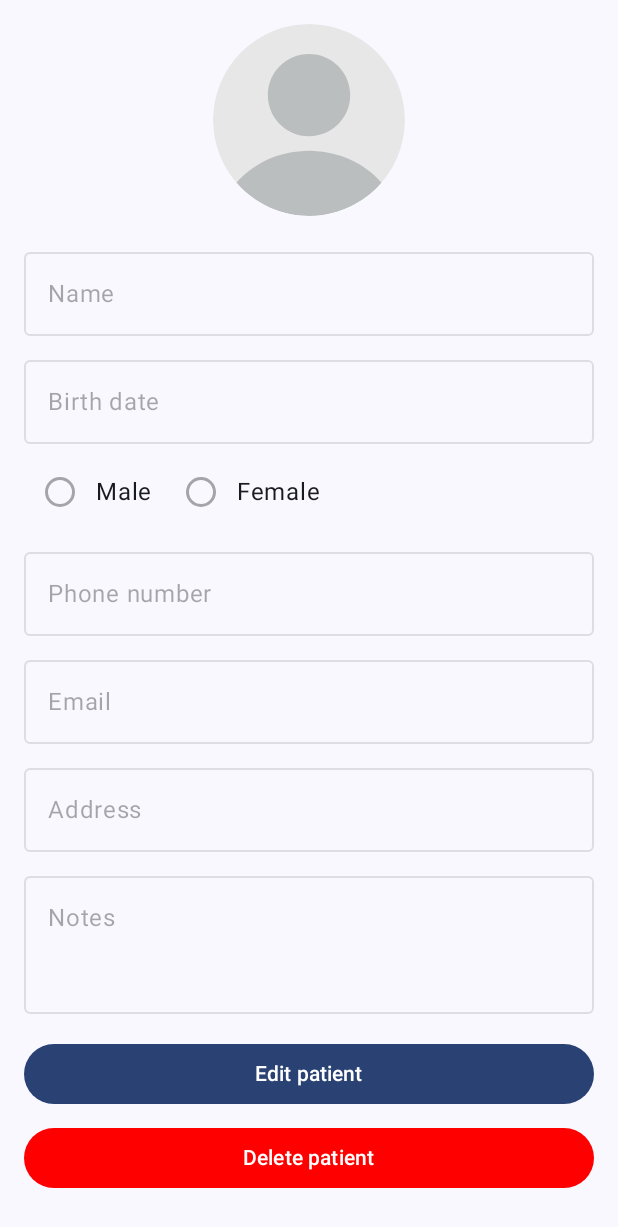
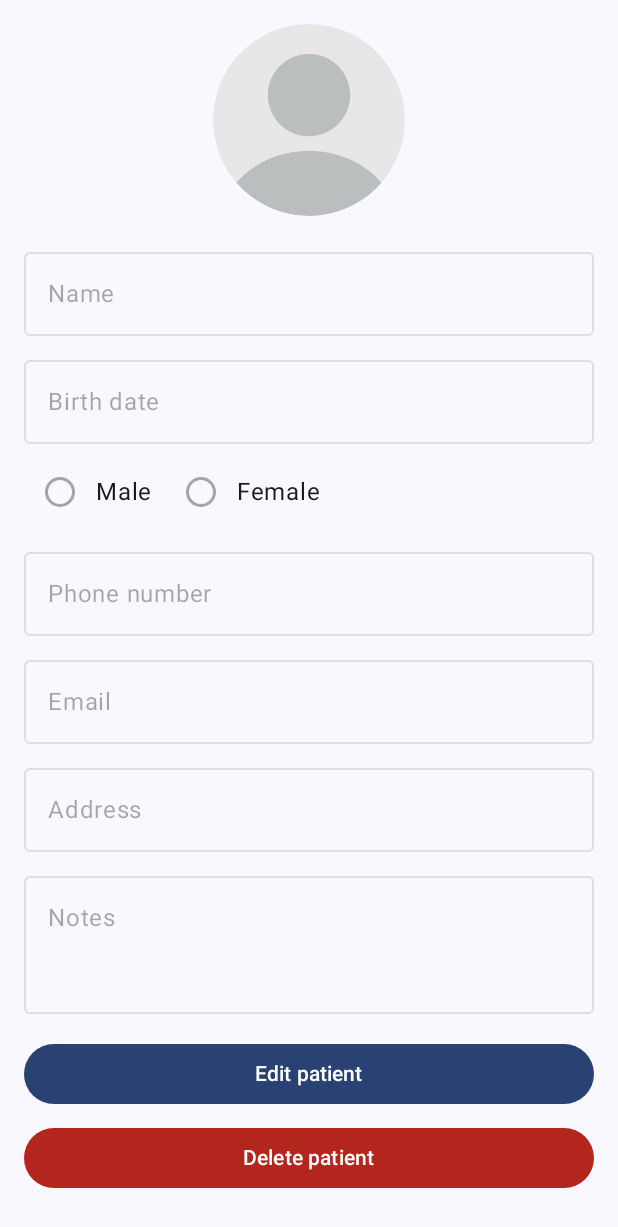
Before and after one commit to bpdevop/MedicControl, an Android app built with Jetpack Compose: the composable PatientDetailScreen called with empty values, on a phone screen of 412 x 824 dp. Shown: the top 1227 px of the screen. Run offline under Robolectric (Android 15) with nearby library versions, the phone set to English and light mode, and no system bars; our stand-ins replace Dagger/Hilt's generated code, Firebase (no records; nobody signed in at launch, a user with empty details on screens opened directly); 1 statement that could not run was skipped.

Commit message:
Se movio DatePickerDialog a un componente para poder ser reutilizado.
Implementación de DatePickerModal en PatientDetailScreen, cambios en vista para actualización y eliminación,implementación de edición de datos del paciente.

Creación de DateExtensions.kt

```diff
--- a/app/src/main/java/com/bpdevop/mediccontrol/ui/screens/PatientDetailScreen.kt
+++ b/app/src/main/java/com/bpdevop/mediccontrol/ui/screens/PatientDetailScreen.kt
@@ -24,8 +24,10 @@ import androidx.compose.foundation.text.KeyboardOptions
 import androidx.compose.foundation.verticalScroll
 import androidx.compose.material3.Button
 import androidx.compose.material3.ButtonDefaults
+import androidx.compose.material3.CircularProgressIndicator
 import androidx.compose.material3.DropdownMenu
 import androidx.compose.material3.DropdownMenuItem
+import androidx.compose.material3.MaterialTheme
 import androidx.compose.material3.OutlinedTextField
 import androidx.compose.material3.RadioButton
 import androidx.compose.material3.Text
@@ -39,7 +41,6 @@ import androidx.compose.runtime.setValue
 import androidx.compose.ui.Alignment
 import androidx.compose.ui.Modifier
 import androidx.compose.ui.draw.clip
-import androidx.compose.ui.graphics.Color
 import androidx.compose.ui.platform.LocalContext
 import androidx.compose.ui.res.stringResource
 import androidx.compose.ui.text.input.KeyboardType
@@ -51,9 +52,11 @@ import coil.compose.rememberAsyncImagePainter
 import com.bpdevop.mediccontrol.BuildConfig
 import com.bpdevop.mediccontrol.R
 import com.bpdevop.mediccontrol.core.extensions.createImageFile
+import com.bpdevop.mediccontrol.core.extensions.formatToString
 import com.bpdevop.mediccontrol.core.utils.UiState
 import com.bpdevop.mediccontrol.core.utils.deleteImageFile
 import com.bpdevop.mediccontrol.data.model.Patient
+import com.bpdevop.mediccontrol.ui.components.DatePickerModal
 import com.bpdevop.mediccontrol.ui.viewmodels.PatientsViewModel
 import java.io.File
 import java.util.Date
@@ -81,18 +84,33 @@ fun PatientDetailScreen(
     var photoFile: File? = null
     var showImageOptions by remember { mutableStateOf(false) }
     var isEditing by remember { mutableStateOf(false) }
+    var showDatePicker by remember { mutableStateOf(false) }
 
-    // Estado del detalle del paciente
     val patientDetailState by viewModel.patientDetailState.collectAsState()
+    val updatePatientState by viewModel.updatePatientState.collectAsState()
+    val deletePatientState by viewModel.deletePatientState.collectAsState()
 
-    // Cargar el detalle del paciente
     LaunchedEffect(patientId) {
         viewModel.loadPatientDetail(patientId)
     }
 
+    LaunchedEffect(updatePatientState) {
+        if (updatePatientState is UiState.Success) {
+            onPatientUpdated()
+            deleteImageFile(photoFile)
+            viewModel.resetUpdatePatientState()
+        }
+    }
+
+    LaunchedEffect(deletePatientState) {
+        if (deletePatientState is UiState.Success) {
+            onPatientDeleted()
+            viewModel.resetDeletePatientState()
+        }
+    }
+
     val cameraPermissionDeniedMessage = stringResource(R.string.detail_patient_permission_denied)
 
-    // Lanzador de cámara
     val cameraLauncher = rememberLauncherForActivityResult(
         contract = ActivityResultContracts.TakePicture()
     ) { success ->
@@ -113,7 +131,6 @@ fun PatientDetailScreen(
         }
     }
 
-    // Lanzador de galería
     val galleryLauncher = rememberLauncherForActivityResult(
         contract = ActivityResultContracts.GetContent()
     ) { uri: Uri? ->
@@ -124,7 +141,6 @@ fun PatientDetailScreen(
         is UiState.Success -> {
             val patient = (patientDetailState as UiState.Success<Patient>).data
 
-            // Cargar los datos en los estados solo si no estamos en modo edición
             if (!isEditing) {
                 name = patient.name
                 phone = patient.phone ?: ""
@@ -147,7 +163,6 @@ fun PatientDetailScreen(
         else -> Unit
     }
 
-    // UI del detalle del paciente
     Column(
         modifier = Modifier
             .fillMaxSize()
@@ -218,13 +233,24 @@ fun PatientDetailScreen(
         Spacer(modifier = Modifier.height(8.dp))
 
         OutlinedTextField(
-            value = birthDate?.toString() ?: "",
+            value = birthDate?.formatToString() ?: "",
             onValueChange = {},
             enabled = false,
             label = { Text(stringResource(R.string.detail_patient_birthdate)) },
             modifier = Modifier
                 .fillMaxWidth()
+                .clickable { if (isEditing) showDatePicker = true }
         )
+
+        if (showDatePicker) {
+            DatePickerModal(
+                onDateSelected = { selectedDateMillis ->
+                    birthDate = selectedDateMillis?.let { Date(it) }
+                    showDatePicker = false
+                },
+                onDismiss = { showDatePicker = false }
+            )
+        }
 
         Spacer(modifier = Modifier.height(8.dp))
 
@@ -326,18 +352,21 @@ fun PatientDetailScreen(
                         ),
                         photoUri
                     )
-                    onPatientUpdated()
                 }
                 isEditing = !isEditing
             },
-            modifier = Modifier.fillMaxWidth()
+            modifier = Modifier.fillMaxWidth(),
+            enabled = updatePatientState !is UiState.Loading
         ) {
-            Text(text = if (isEditing) stringResource(R.string.detail_patient_action_save) else stringResource(R.string.detail_patient_action_edit))
+            if (updatePatientState is UiState.Loading) {
+                CircularProgressIndicator(color = MaterialTheme.colorScheme.onPrimary)
+            } else {
+                Text(text = if (isEditing) stringResource(R.string.detail_patient_action_save) else stringResource(R.string.detail_patient_action_edit))
+            }
         }
 
         Spacer(modifier = Modifier.height(8.dp))
 
-        // Botón de eliminar
         Button(
             onClick = {
                 viewModel.deletePatient(
@@ -347,12 +376,16 @@ fun PatientDetailScreen(
                         doctorId = doctorId
                     )
                 )
-                onPatientDeleted()
             },
-            colors = ButtonDefaults.buttonColors(Color.Red),
-            modifier = Modifier.fillMaxWidth()
+            colors = ButtonDefaults.buttonColors(MaterialTheme.colorScheme.error),
+            modifier = Modifier.fillMaxWidth(),
+            enabled = deletePatientState !is UiState.Loading
         ) {
-            Text(text = stringResource(R.string.detail_patient_action_delete))
+            if (deletePatientState is UiState.Loading) {
+                CircularProgressIndicator(color = MaterialTheme.colorScheme.onError)
+            } else {
+                Text(text = stringResource(R.string.detail_patient_action_delete))
+            }
         }
     }
 }
```
Also changed, not shown: app/src/main/java/com/bpdevop/mediccontrol/core/extensions/DateExtensions.kt (added, +19 -0 lines), app/src/main/java/com/bpdevop/mediccontrol/data/repository/PatientsRepository.kt (+46 -76 lines), app/src/main/java/com/bpdevop/mediccontrol/ui/components/DatePickerModal.kt (added, +38 -0 lines), app/src/main/java/com/bpdevop/mediccontrol/ui/screens/AddPatientScreen.kt (+3 -36 lines).
